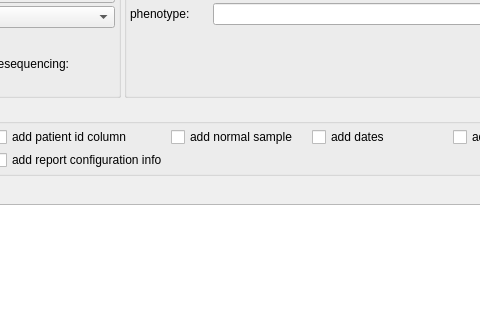
Before: the Qt Designer form src/GSvar/SampleSearchWidget.ui in imgag/ngs-bits, drawn with Qt 5; both pictures show x 318 to 798 and y 244 to 564 of the 1200 by 800 pixel window.
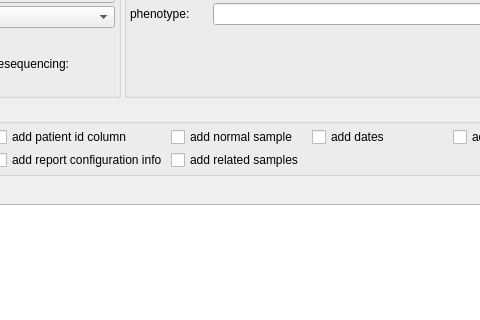
After: the same form once the commit is applied. Icons and pictures are not drawn. Custom widgets are drawn as their Qt base class.

Commit message: NGSDExportSamples/GSvar sample search: added optional column with related samples.

What changed in the file:
```diff
--- a/src/GSvar/SampleSearchWidget.ui
+++ b/src/GSvar/SampleSearchWidget.ui
@@ -775,6 +775,16 @@
         </property>
        </widget>
       </item>
+      <item row="2" column="7">
+       <widget class="QCheckBox" name="add_related">
+        <property name="toolTip">
+         <string>Adds related samples (not related processed samples).</string>
+        </property>
+        <property name="text">
+         <string>add related samples</string>
+        </property>
+       </widget>
+      </item>
      </layout>
     </widget>
    </item>
```
The commit also changes 4 other files.
